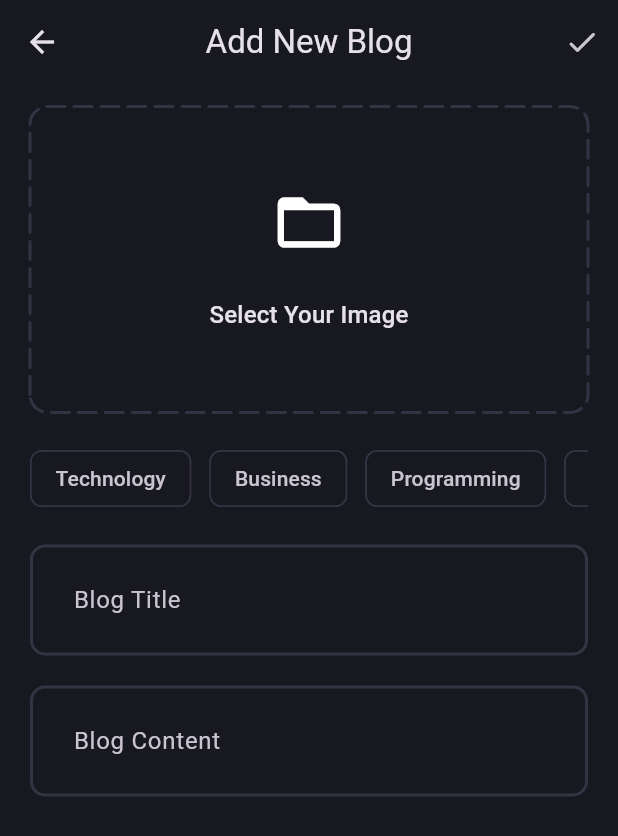
After one commit to mahmoudAbdelraheem/blog_app, a Flutter app: the screen it shows after launch, after a tap on an icon or button, on a phone screen of 412 x 824 dp. The commit adds this screen. Shown: the top 836 px of the screen. Run offline on Flutter 3.47's test engine with Material 3 defaults, Android fonts, the phone set to English and light mode, and no system bars; drawn by our look-alikes of dotted_border; our stand-ins replace flutter_bloc, fpdart, get_it, image_picker, supabase_flutter; accounts and stored records are empty.

Commit message:
blog feature (upload blog to supabase)

```diff
--- a/lib/core/theme/app_theme.dart
+++ b/lib/core/theme/app_theme.dart
@@ -13,11 +13,18 @@ class AppTheme {
     scaffoldBackgroundColor: AppPallete.backgroundColor,
     appBarTheme: const AppBarTheme(
       backgroundColor: AppPallete.backgroundColor,
+      centerTitle: true,
     ),
     inputDecorationTheme: InputDecorationTheme(
       contentPadding: const EdgeInsets.all(25),
       enabledBorder: _border(),
       focusedBorder: _border(AppPallete.gradient2),
+      errorBorder: _border(AppPallete.errorColor),
+      border: _border()
+    ),
+    chipTheme: const ChipThemeData(
+      color: WidgetStatePropertyAll(AppPallete.backgroundColor),
+      side: BorderSide.none,
     ),
   );
 }
--- a/lib/features/auth/presentation/bloc/auth_bloc.dart
+++ b/lib/features/auth/presentation/bloc/auth_bloc.dart
@@ -71,8 +71,9 @@ class AuthBloc extends Bloc<AuthEvent, AuthState> {
   }
 
   FutureOr<void> _getUserData(
-      AuthIsUserLoggedIn event, Emitter<AuthState> emit) async {
-    // emit(AuthLoading());
+    AuthIsUserLoggedIn event,
+    Emitter<AuthState> emit,
+  ) async {
     final response = await _getCurrentUserUsecase(NoParams());
     response.fold(
       (failure) => emit(AuthFailure(message: failure.message)),
--- /dev/null
+++ b/lib/features/blog/data/datasources/blog_remote_data_source.dart
@@ -0,0 +1,49 @@
+import 'dart:io';
+
+import 'package:blog_app/core/error/exceptions.dart';
+import 'package:blog_app/features/blog/data/models/blog_model.dart';
+import 'package:supabase_flutter/supabase_flutter.dart';
+
+abstract interface class BlogRemoteDataSource {
+  Future<BlogModel> uploadBlog(BlogModel blog);
+
+  Future<String> uploadBlogImage({
+    required File image,
+    required BlogModel blog,
+  });
+}
+
+class BlogRemoteDataSourceImpl implements BlogRemoteDataSource {
+  final SupabaseClient supabaseClient;
+
+  BlogRemoteDataSourceImpl({required this.supabaseClient});
+
+  @override
+  Future<BlogModel> uploadBlog(BlogModel blog) async {
+    try {
+      final blogData =
+          await supabaseClient.from('blogs').insert(blog.toJson()).select();
+
+      return BlogModel.fromJson(blogData.first);
+    } catch (e) {
+      throw ServerException(message: e.toString());
+    }
+  }
+
+  @override
+  Future<String> uploadBlogImage({
+    required File image,
+    required BlogModel blog,
+  }) async {
+    try {
+      await supabaseClient.storage.from('blog_images').upload(
+            blog.id,
+            image,
+          );
+
+      return supabaseClient.storage.from('blog_images').getPublicUrl(blog.id);
+    } catch (e) {
+      throw ServerException(message: e.toString());
+    }
+  }
+}
--- /dev/null
+++ b/lib/features/blog/data/models/blog_model.dart
@@ -0,0 +1,58 @@
+import 'package:blog_app/features/blog/domain/entities/blog_entity.dart';
+
+class BlogModel extends BlogEntity {
+  BlogModel({
+    required super.id,
+    required super.userId,
+    required super.title,
+    required super.content,
+    required super.image,
+    required super.topics,
+    required super.updatedAt,
+  });
+
+  Map<String, dynamic> toJson() {
+    return <String, dynamic>{
+      'id': id,
+      'user_id': userId,
+      'title': title,
+      'content': content,
+      'image_url': image,
+      'topics': topics,
+      'updated_at': updatedAt.toIso8601String(),
+    };
+  }
+
+  factory BlogModel.fromJson(Map<String, dynamic> map) {
+    return BlogModel(
+      id: map['id'] as String,
+      userId: map['user_id'] as String,
+      title: map['title'] as String,
+      content: map['content'] as String,
+      image: map['image_url'] as String,
+      topics: List<String>.from(map['topics'] ??[]),
+      updatedAt:map['updated_at'] == null ? DateTime.now() : DateTime.parse(map['updated_at']),
+    );
+  }
+
+
+  BlogModel copyWith({
+    String? id,
+    String? userId,
+    String? title,
+    String? content,
+    String? image,
+    List<String>? topics,
+    DateTime? updatedAt,
+  }) {
+    return BlogModel(
+      id: id ?? this.id,
+      userId:  userId ?? this.userId,
+     title: title ?? this.title,
+      content:  content ?? this.content,
+      image :image ?? this.image,
+      topics: topics ?? this.topics,
+      updatedAt:  updatedAt ?? this.updatedAt,
+    );
+  }
+}
--- /dev/null
+++ b/lib/features/blog/data/repositories/blog_repositories_impl.dart
@@ -0,0 +1,46 @@
+import 'dart:io';
+
+import 'package:blog_app/core/error/exceptions.dart';
+import 'package:blog_app/core/error/failures.dart';
+import 'package:blog_app/features/blog/data/datasources/blog_remote_data_source.dart';
+import 'package:blog_app/features/blog/data/models/blog_model.dart';
+import 'package:blog_app/features/blog/domain/entities/blog_entity.dart';
+import 'package:blog_app/features/blog/domain/repositories/blog_repository.dart';
+import 'package:fpdart/fpdart.dart';
+import 'package:uuid/uuid.dart';
+
+class BlogRepositoriesImpl implements BlogRepository {
+  final BlogRemoteDataSource blogRemoteDataSource;
+
+  BlogRepositoriesImpl({required this.blogRemoteDataSource});
+  @override
+  Future<Either<Failures, BlogEntity>> uploadBlog({
+    required File image,
+    required String title,
+    required String content,
+    required String userId,
+    required List<String> topics,
+  }) async {
+
+    try {
+       BlogModel blog = BlogModel(
+        id: const Uuid().v1(),
+        userId: userId,
+        title: title,
+        content: content,
+        image: '',
+        topics: topics,
+        updatedAt: DateTime.now(),
+      );
+      //! upload image blog to supabase storage
+      final String imageUrl = await blogRemoteDataSource.uploadBlogImage(image: image, blog: blog);
+       blog.copyWith(image: imageUrl);
+      blogRemoteDataSource.uploadBlog(blog);
+      //! upload blog to supabase database
+      final uploadedBlog =  await blogRemoteDataSource.uploadBlog(blog);
+      return right(uploadedBlog);
+    } on ServerException catch (e) {
+      return left(Failures(e.message));
+    }
+  }
+}
--- /dev/null
+++ b/lib/features/blog/domain/entities/blog_entity.dart
@@ -0,0 +1,23 @@
+
+
+class BlogEntity {
+  final String id;
+  final String userId;
+  final String title;
+  final String content;
+  final String image;
+  final List<String> topics;
+  final DateTime updatedAt;
+
+  BlogEntity( {
+    required this.id,
+    required this.userId,
+    required this.title,
+    required this.content,
+    required this.image,
+    required this.topics,
+    required this.updatedAt,
+  });
+
+
+}
--- /dev/null
+++ b/lib/features/blog/domain/repositories/blog_repository.dart
@@ -0,0 +1,16 @@
+import 'dart:io';
+
+import 'package:blog_app/core/error/failures.dart';
+import 'package:blog_app/features/blog/domain/entities/blog_entity.dart';
+import 'package:fpdart/fpdart.dart';
+
+abstract interface class BlogRepository {
+  //! in this method we will call upload blog and upload image
+  Future<Either<Failures,BlogEntity>> uploadBlog({
+    required File image,
+    required String title,
+    required String content,
+    required String userId,
+    required List<String> topics,
+  });
+}
--- /dev/null
+++ b/lib/features/blog/domain/usecases/upload_blog_usecase.dart
@@ -0,0 +1,39 @@
+import 'dart:io';
+
+import 'package:blog_app/core/error/failures.dart';
+import 'package:blog_app/core/usecase/usecase.dart';
+import 'package:blog_app/features/blog/domain/entities/blog_entity.dart';
+import 'package:blog_app/features/blog/domain/repositories/blog_repository.dart';
+import 'package:fpdart/fpdart.dart';
+
+class UploadBlogUsecase implements UsecCase<BlogEntity, UploadBlogParams> {
+  final BlogRepository blogRepository;
+
+  UploadBlogUsecase({required this.blogRepository});
+  @override
+  Future<Either<Failures, BlogEntity>> call(UploadBlogParams params) async {
+    return await blogRepository.uploadBlog(
+      image: params.image,
+      title: params.title,
+      content: params.content,
+      userId: params.userId,
+      topics: params.topics,
+    );
+  }
+}
+
+class UploadBlogParams {
+  final String userId;
+  final String title;
+  final String content;
+  final File image;
+  final List<String> topics;
+
+  UploadBlogParams({
+    required this.userId,
+    required this.title,
+    required this.content,
+    required this.image,
+    required this.topics,
+  });
+}
--- /dev/null
+++ b/lib/features/blog/presentation/blog/blog_bloc.dart
@@ -0,0 +1,40 @@
+import 'dart:async';
+import 'dart:io';
+
+import 'package:blog_app/features/blog/domain/usecases/upload_blog_usecase.dart';
+import 'package:flutter/material.dart';
+import 'package:flutter_bloc/flutter_bloc.dart';
+part 'blog_event.dart';
+part 'blog_state.dart';
+
+class BlogBloc extends Bloc<BlogEvent, BlogState> {
+  final UploadBlogUsecase _uploadBlogUsecase;
+  BlogBloc({
+    required UploadBlogUsecase uploadBlogUsecase,
+  })  : _uploadBlogUsecase = uploadBlogUsecase,
+        super(BlogInitial()) {
+    on<BlogEvent>((event, emit) => emit(BlogLoading()));
+
+    on<BlogUploadEvent>(_uploadBlog);
+  }
+
+  FutureOr<void> _uploadBlog(
+    BlogUploadEvent event,
+    Emitter<BlogState> emit,
+  ) async {
+    final result = await _uploadBlogUsecase(
+      UploadBlogParams(
+        userId: event.userId,
+        title: event.title,
+        content: event.content,
+        image: event.image,
+        topics: event.topics,
+      ),
+    );
+
+    result.fold(
+      (l) => emit(BlogFailure(message: l.message)),
+      (r) => emit(BlogSuccess()),
+    );
+  }
+}
--- /dev/null
+++ b/lib/features/blog/presentation/blog/blog_event.dart
@@ -0,0 +1,21 @@
+part of 'blog_bloc.dart';
+
+@immutable
+sealed class BlogEvent {}
+
+
+final class BlogUploadEvent extends BlogEvent {
+   final String userId;
+  final String title;
+  final String content;
+  final File image;
+  final List<String> topics;
+
+  BlogUploadEvent({
+    required this.userId,
+    required this.title,
+    required this.content,
+    required this.image,
+    required this.topics,
+  });
+}
--- /dev/null
+++ b/lib/features/blog/presentation/blog/blog_state.dart
@@ -0,0 +1,16 @@
+part of 'blog_bloc.dart';
+
+@immutable
+sealed class BlogState {}
+
+final class BlogInitial extends BlogState {}
+
+final class BlogLoading extends BlogState {}
+
+final class BlogSuccess extends BlogState {}
+
+final class BlogFailure extends BlogState{
+  final String message;
+
+  BlogFailure({required this.message});
+}
--- /dev/null
+++ b/lib/features/blog/presentation/screens/add_new_blog.dart
@@ -0,0 +1,195 @@
+import 'dart:io';
+import 'package:blog_app/core/common/cubits/app_user/app_user_cubit.dart';
+import 'package:blog_app/core/common/widgets/loader.dart';
+import 'package:blog_app/core/theme/app_pallete.dart';
+import 'package:blog_app/core/utils/pick_image.dart';
+import 'package:blog_app/core/utils/show_snakbar.dart';
+import 'package:blog_app/features/blog/presentation/blog/blog_bloc.dart';
+import 'package:blog_app/features/blog/presentation/widgets/blog_editor.dart';
+import 'package:flutter/material.dart';
+import 'package:dotted_border/dotted_border.dart';
+import 'package:flutter_bloc/flutter_bloc.dart';
+
+class AddNewBlog extends StatefulWidget {
+  static route() => MaterialPageRoute(builder: (_) => const AddNewBlog());
+  const AddNewBlog({super.key});
+
+  @override
+  State<AddNewBlog> createState() => _AddNewBlogState();
+}
+
+class _AddNewBlogState extends State<AddNewBlog> {
+  final TextEditingController blogTitleController = TextEditingController();
+  final TextEditingController blogContentController = TextEditingController();
+  final GlobalKey<FormState> addBlogFormKey = GlobalKey<FormState>();
+  File? blogImage;
+  List<String> selectedTopics = [];
+
+  void selectImage() async {
+    final File? selectedImage = await pickImage();
+    if (selectedImage != null) {
+      setState(() {
+        blogImage = selectedImage;
+      });
+    }
+  }
+
+  @override
+  void dispose() {
+    blogTitleController.dispose();
+    blogContentController.dispose();
+    super.dispose();
+  }
+
+  void uploadBlog() {
+    if (addBlogFormKey.currentState!.validate() &&
+        selectedTopics.isNotEmpty &&
+        blogImage != null) {
+      String userId =
+          (context.read<AppUserCubit>().state as AppUserLoggedIn).user.id;
+      context.read<BlogBloc>().add(
+            BlogUploadEvent(
+              userId: userId,
+              title: blogContentController.text,
+              content: blogContentController.text,
+              image: blogImage!,
+              topics: selectedTopics,
+            ),
+          );
+    }
+  }
+
+  @override
+  Widget build(BuildContext context) {
+    return Scaffold(
+      appBar: AppBar(
+        title: const Text('Add New Blog'),
+        actions: [
+          IconButton(
+            onPressed: uploadBlog,
+            icon: const Icon(
+              Icons.done_rounded,
+            ),
+          ),
+        ],
+      ),
+      body: BlocConsumer<BlogBloc, BlogState>(
+        listener: (context, state) {
+        if(state is BlogFailure){
+          showSnackBar(context: context, content: state.message);
+        }else if(state is BlogSuccess){
+          Navigator.pop(context);
+        }
+        },
+        builder: (context, state) {
+          if(state is BlogLoading){
+            return const Loader();
+          }
+          return Form(
+            key: addBlogFormKey,
+            child: ListView(
+              padding: const EdgeInsets.symmetric(horizontal: 20, vertical: 15),
+              children: [
+                GestureDetector(
+                  onTap: selectImage,
+                  child: DottedBorder(
+                    color: AppPallete.borderColor,
+                    borderType: BorderType.RRect,
+                    radius: const Radius.circular(12),
+                    dashPattern: const [12, 6],
+                    strokeWidth: 2,
+                    strokeCap: StrokeCap.round,
+                    child: SizedBox(
+                      height: 200,
+                      width: double.infinity,
+                      child: blogImage != null
+                          ? Container(
+                              decoration: BoxDecoration(
+                                borderRadius: BorderRadius.circular(12),
+                                image: DecorationImage(
+                                  image: FileImage(
+                                    blogImage!,
+                                  ),
+                                  fit: BoxFit.cover,
+                                ),
+                              ),
+                            )
+                          : Column(
+                              mainAxisSize: MainAxisSize.min,
+                              mainAxisAlignment: MainAxisAlignment.center,
+                              children: [
+                                const Padding(
+                                  padding: EdgeInsets.only(bottom: 25),
+                                  child: Icon(
+                                    Icons.folder_open_outlined,
+                                    size: 50,
+                                  ),
+                                ),
+                                Text(
+                                  'Select Your Image',
+                                  style:
+                                      Theme.of(context).textTheme.titleMedium,
+                                ),
+                              ],
+                            ),
+                    ),
+                  ),
+                ),
+                const SizedBox(height: 20),
+                SingleChildScrollView(
+                  scrollDirection: Axis.horizontal,
+                  child: Row(
+                    children: [
+                      'Technology',
+                      'Business',
+                      'Programming',
+                      'Entertainment',
+                    ]
+                        .map(
+                          (e) => Padding(
+                            padding: const EdgeInsetsDirectional.only(end: 12),
+                            child: GestureDetector(
+                              onTap: () {
+                                setState(() {
+                                  if (selectedTopics.contains(e)) {
+                                    selectedTopics.remove(e);
+                                  } else {
+                                    selectedTopics.add(e);
+                                  }
+                                });
+                              },
+                              child: Chip(
+                                label: Text(e),
+                                color: selectedTopics.contains(e)
+                                    ? const WidgetStatePropertyAll(
+                                        AppPallete.gradient1,
+                                      )
+                                    : null,
+                                side: selectedTopics.contains(e)
+                                    ? null
+                                    : const BorderSide(
+                                        color: AppPallete.borderColor,
+                                      ),
+                              ),
+                            ),
+                          ),
+                        )
+                        .toList(),
+                  ),
+                ),
+                BlogEditor(
+                  myController: blogTitleController,
+                  hintTxt: 'Blog Title',
+                ),
+                BlogEditor(
+                  myController: blogContentController,
+                  hintTxt: 'Blog Content',
+                ),
+              ],
+            ),
+          );
+        },
+      ),
+    );
+  }
+}
--- /dev/null
+++ b/lib/features/blog/presentation/screens/blog_screen.dart
@@ -0,0 +1,26 @@
+import 'package:blog_app/features/blog/presentation/screens/add_new_blog.dart';
+import 'package:flutter/cupertino.dart';
+import 'package:flutter/material.dart';
+
+class BlogScreen extends StatelessWidget {
+  const BlogScreen({super.key});
+
+  @override
+  Widget build(BuildContext context) {
+    return Scaffold(
+      appBar: AppBar(
+        title: const Text('Blog App'),
+        actions: [
+          IconButton(
+            onPressed: () {
+              Navigator.push(context, AddNewBlog.route());
+            },
+            icon: const Icon(
+              CupertinoIcons.add_circled,
+            ),
+          ),
+        ],
+      ),
+    );
+  }
+}
--- /dev/null
+++ b/lib/features/blog/presentation/widgets/blog_editor.dart
@@ -0,0 +1,30 @@
+import 'package:flutter/material.dart';
+
+class BlogEditor extends StatelessWidget {
+  final TextEditingController myController;
+  final String hintTxt;
+  const BlogEditor(
+      {super.key, required this.myController, required this.hintTxt});
+
+  @override
+  Widget build(BuildContext context) {
+    return Padding(
+      padding: const EdgeInsets.only(top: 20),
+      child: TextFormField(
+        controller: myController,
+        validator: (value){
+          if(value!.isEmpty){
+            return '$hintTxt is required';
+          }
+          return null;
+        },
+        decoration: InputDecoration(
+          hintText: hintTxt,
+
+        ),
+        maxLines: null,
+      ),
+
+    );
+  }
+}
--- a/lib/init_dependancies.dart
+++ b/lib/init_dependancies.dart
@@ -7,6 +7,11 @@ import 'package:blog_app/features/auth/domain/usecases/get_current_user_usecase.
 import 'package:blog_app/features/auth/domain/usecases/user_login_usecase.dart';
 import 'package:blog_app/features/auth/domain/usecases/user_sign_up_usecase.dart';
 import 'package:blog_app/features/auth/presentation/bloc/auth_bloc.dart';
+import 'package:blog_app/features/blog/data/datasources/blog_remote_data_source.dart';
+import 'package:blog_app/features/blog/data/repositories/blog_repositories_impl.dart';
+import 'package:blog_app/features/blog/domain/repositories/blog_repository.dart';
+import 'package:blog_app/features/blog/domain/usecases/upload_blog_usecase.dart';
+import 'package:blog_app/features/blog/presentation/blog/blog_bloc.dart';
 import 'package:get_it/get_it.dart';
 import 'package:supabase_flutter/supabase_flutter.dart';
 
@@ -14,6 +19,7 @@ final serviceLocator = GetIt.instance;
 
 Future<void> initDependancies() async {
   _initAuth();
+  _initBlog();
   final supabase = await Supabase.initialize(
     url: AppSecrets.supabaseUrl,
     anonKey: AppSecrets.supabaseanonKey,
@@ -69,3 +75,31 @@ void _initAuth() {
       ),
     );
 }
+
+void _initBlog() {
+  //! data sources
+  serviceLocator
+    ..registerFactory<BlogRemoteDataSource>(
+      () => BlogRemoteDataSourceImpl(
+        supabaseClient: serviceLocator<SupabaseClient>(),
+      ),
+    )
+    //! repositories
+    ..registerFactory<BlogRepository>(
+      () => BlogRepositoriesImpl(
+        blogRemoteDataSource: serviceLocator(),
+      ),
+    )
+    //! use cases
+    ..registerFactory(
+      () => UploadBlogUsecase(
+        blogRepository: serviceLocator(),
+      ),
+    )
+    //! blocs
+    ..registerLazySingleton(
+      () => BlogBloc(
+        uploadBlogUsecase: serviceLocator(),
+      ),
+    );
+}
--- a/lib/main.dart
+++ b/lib/main.dart
@@ -2,6 +2,8 @@ import 'package:blog_app/core/common/cubits/app_user/app_user_cubit.dart';
 import 'package:blog_app/core/theme/app_theme.dart';
 import 'package:blog_app/features/auth/presentation/bloc/auth_bloc.dart';
 import 'package:blog_app/features/auth/presentation/screens/login_screen.dart';
+import 'package:blog_app/features/blog/presentation/blog/blog_bloc.dart';
+import 'package:blog_app/features/blog/presentation/screens/blog_screen.dart';
 import 'package:blog_app/init_dependancies.dart';
 import 'package:flutter/material.dart';
 import 'package:flutter_bloc/flutter_bloc.dart';
@@ -16,6 +18,9 @@ void main() async {
       ),
       BlocProvider(
         create: (_) => serviceLocator<AuthBloc>(),
+      ),
+      BlocProvider(
+        create: (_) => serviceLocator<BlogBloc>(),
       ),
     ],
     child: const MyApp(),
@@ -32,8 +37,8 @@ class MyApp extends StatefulWidget {
 class _MyAppState extends State<MyApp> {
   @override
   void initState() {
+    context.read<AuthBloc>().add(AuthIsUserLoggedIn());
     super.initState();
-    context.read<AuthBloc>().add(AuthIsUserLoggedIn());
   }
 
   @override
@@ -48,11 +53,9 @@ class _MyAppState extends State<MyApp> {
         },
         builder: (context, isUserLogeddIn) {
           if (isUserLogeddIn) {
-            return const Scaffold(
-              body: Center(child: Text('Home')),
-            );
+            return const BlogScreen();
           } else {
-            return const LoginScreen();
+            return const BlogScreen();
           }
         },
       ),
```
Also changed, not shown: lib/core/utils/pick_image.dart (added, +18 -0 lines), pubspec.yaml (+3 -6 lines), pubspec.lock, 5 other files.
